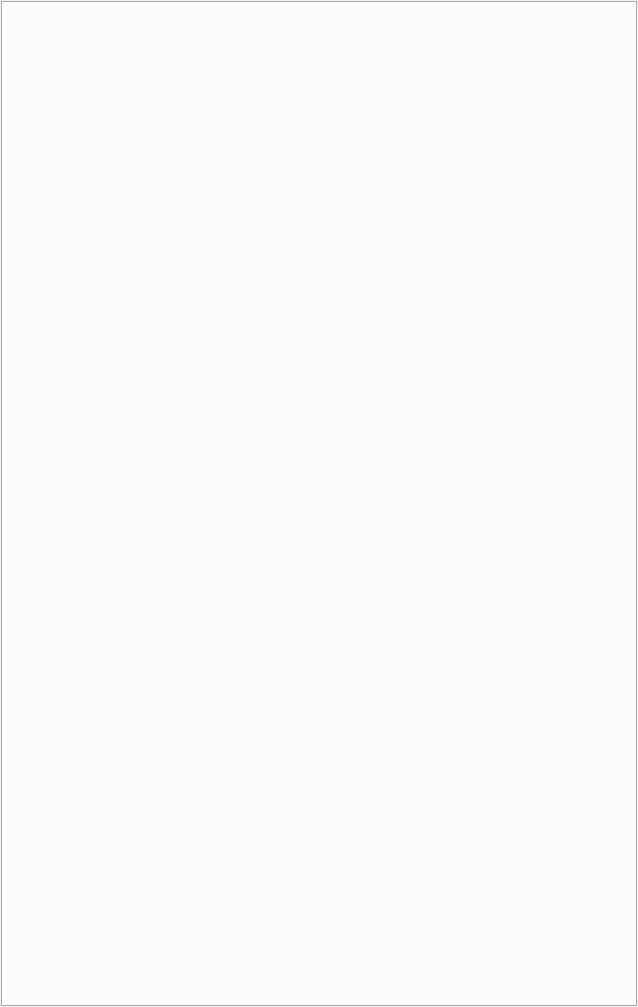
First picture: the form in src/forms/qterminal.ui, repository lxqt/qterminal, before the edit.
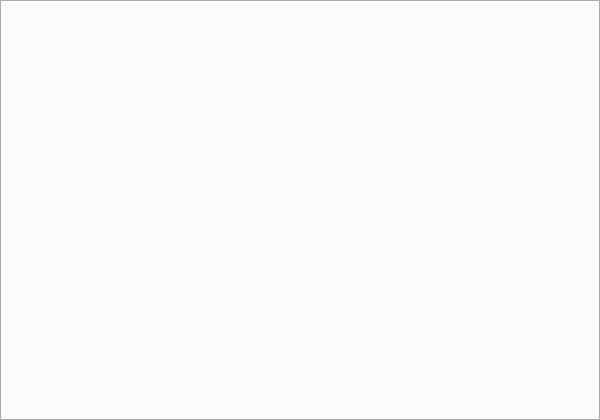
Second picture: the form after the edit. Custom widgets are drawn as their Qt base class.

Commit message: font handling fix for macosx

```diff
--- a/src/forms/qterminal.ui
+++ b/src/forms/qterminal.ui
@@ -1,12 +1,12 @@
 <ui version="4.0" >
  <class>mainWindow</class>
- <widget class="QMainWindow" name="mainWindow" >
-  <property name="geometry" >
+ <widget class="QMainWindow" name="mainWindow">
+  <property name="geometry">
    <rect>
     <x>0</x>
     <y>0</y>
-    <width>638</width>
-    <height>1007</height>
+    <width>600</width>
+    <height>420</height>
    </rect>
   </property>
   <property name="windowTitle" >
@@ -15,17 +15,14 @@
   <property name="autoFillBackground" >
    <bool>true</bool>
   </property>
-  <widget class="QWidget" name="centralwidget" >
-   <layout class="QGridLayout" >
-    <property name="margin" >
-     <number>1</number>
+  <widget class="QWidget" name="centralwidget">
+   <layout class="QGridLayout">
+    <property name="margin">
+     <number>0</number>
     </property>
-    <property name="spacing" >
-     <number>6</number>
-    </property>
-    <item row="0" column="0" >
-     <widget class="TabWidget" name="consoleTabulator" >
-      <property name="tabPosition" >
+    <item row="0" column="0">
+     <widget class="TabWidget" name="consoleTabulator">
+      <property name="tabPosition">
        <enum>QTabWidget::South</enum>
       </property>
       <property name="tabShape" >
```
Left out of the diff: 14 changed lines with no effect on the pictures. The commit also changes 2 other files.
